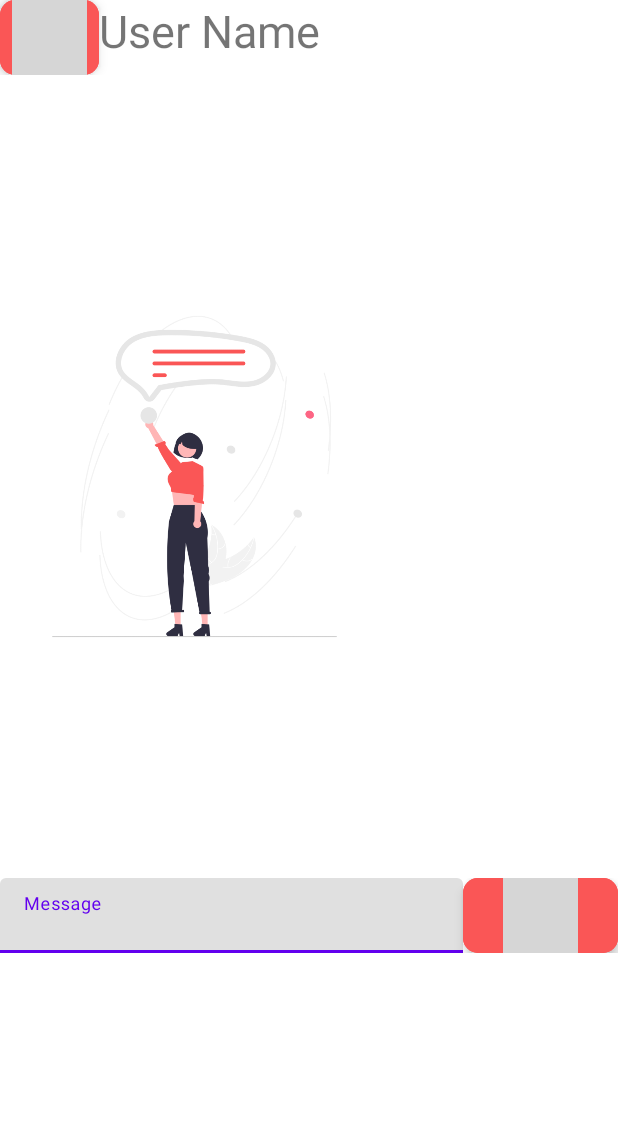
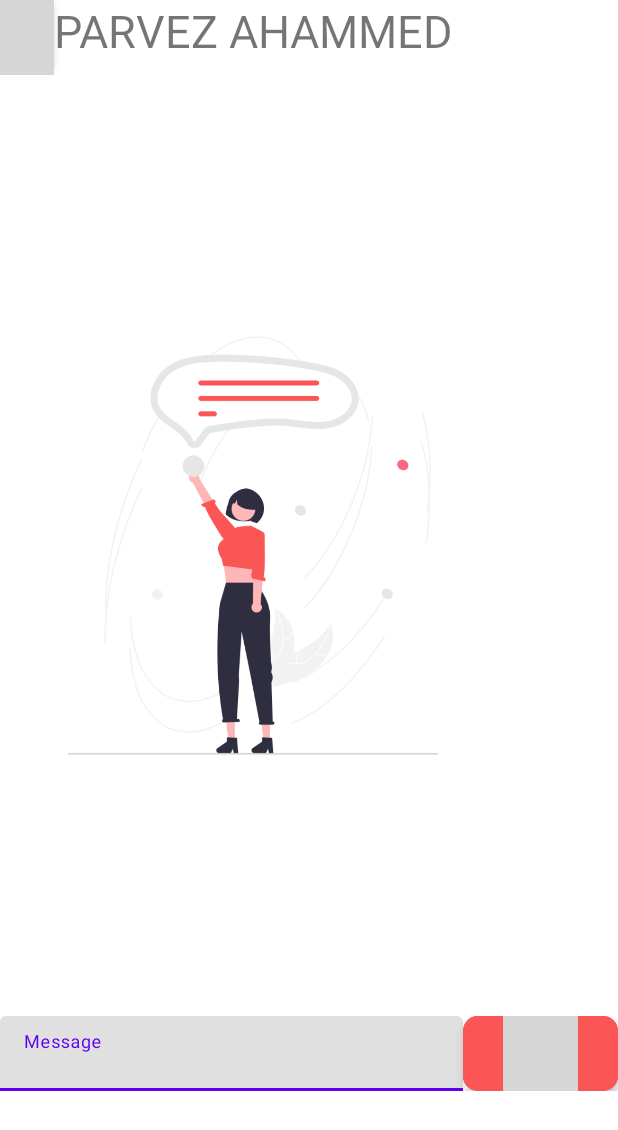
Before and after one commit to piru72/MedtRonic, an Android app: the SendPulseActivity screen opened directly, with no data from a screen before it, on a phone screen of 412 x 824 dp. Shown: the top 1130 px of the screen. Run offline under Robolectric (Android 15) with nearby library versions, the phone set to English and light mode, and no system bars; grey boxes are pictures that could not be loaded.

Commit message:
add (popup) : audio popup added to activity

```diff
--- a/app/src/main/java/piru72/medtronic/HomeTab/SendPulseActivity.kt
+++ b/app/src/main/java/piru72/medtronic/HomeTab/SendPulseActivity.kt
@@ -2,11 +2,38 @@ package piru72.medtronic.HomeTab
 
 import androidx.appcompat.app.AppCompatActivity
 import android.os.Bundle
+import android.view.Gravity
+import android.widget.LinearLayout
+import android.widget.PopupWindow
 import piru72.medtronic.R
+import piru72.medtronic.databinding.ActivitySendPulseBinding
 
 class SendPulseActivity : AppCompatActivity() {
+
+
     override fun onCreate(savedInstanceState: Bundle?) {
         super.onCreate(savedInstanceState)
-        setContentView(R.layout.activity_send_pulse)
+        val binding = ActivitySendPulseBinding.inflate(layoutInflater)
+        setContentView(binding.root)
+
+        binding.textViewUserName.text = "PARVEZ AHAMMED"
+        binding.buttonSendAudio.setOnClickListener {
+            val rootLayout = layoutInflater.inflate(R.layout.popup_audio_recording, null)
+
+            val popupWindow = PopupWindow(
+                rootLayout,
+                LinearLayout.LayoutParams.WRAP_CONTENT,
+                LinearLayout.LayoutParams.WRAP_CONTENT, true
+            )
+            popupWindow.update()
+            popupWindow.elevation = 20.5F
+            popupWindow.showAtLocation(
+
+                binding.root, // Location to display popup window
+                Gravity.CENTER, // Exact position of layout to display popup
+                0, // X offset
+                -500// Y offset
+            )
+        }
     }
 }
--- a/app/src/main/res/layout/activity_send_pulse.xml
+++ b/app/src/main/res/layout/activity_send_pulse.xml
@@ -55,6 +55,7 @@
             </androidx.cardview.widget.CardView>
 
             <TextView
+                android:id="@+id/textViewUserName"
                 android:layout_width="wrap_content"
                 android:layout_height="wrap_content"
                 android:layout_weight="3"
@@ -65,8 +66,8 @@
 
         <ImageView
             android:id="@+id/imageView3"
-            android:layout_width="259dp"
-            android:layout_height="535dp"
+            android:layout_width="337dp"
+            android:layout_height="627dp"
             android:contentDescription="@string/send_message_image"
             app:srcCompat="@drawable/img_chat" />
 
```
